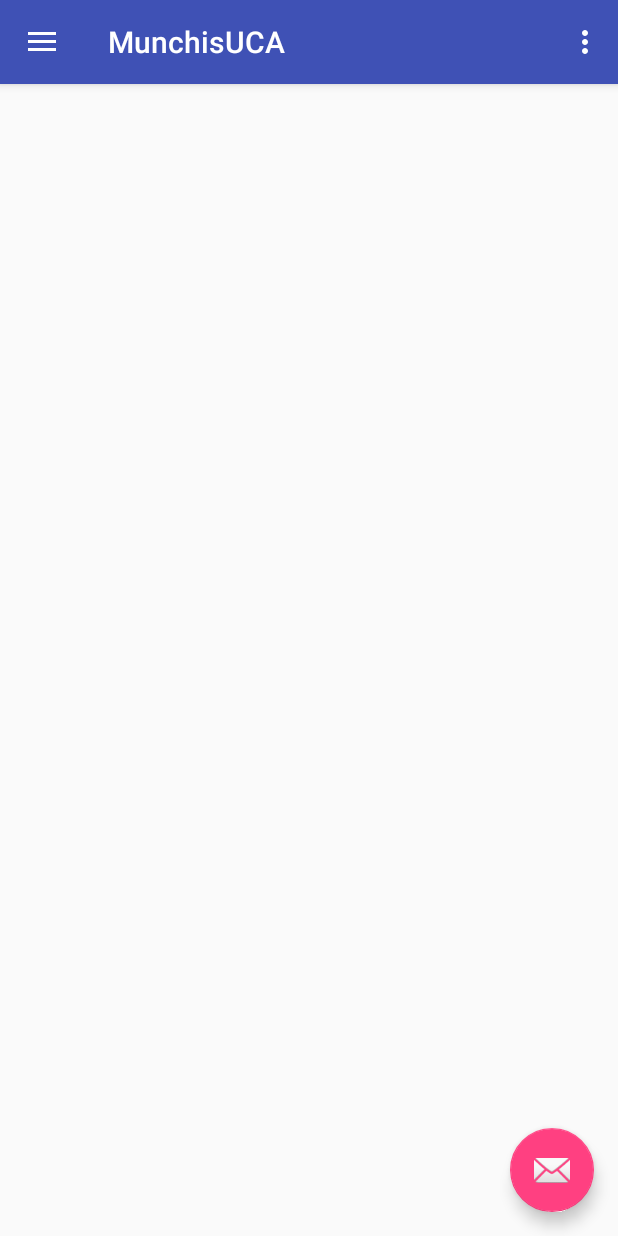
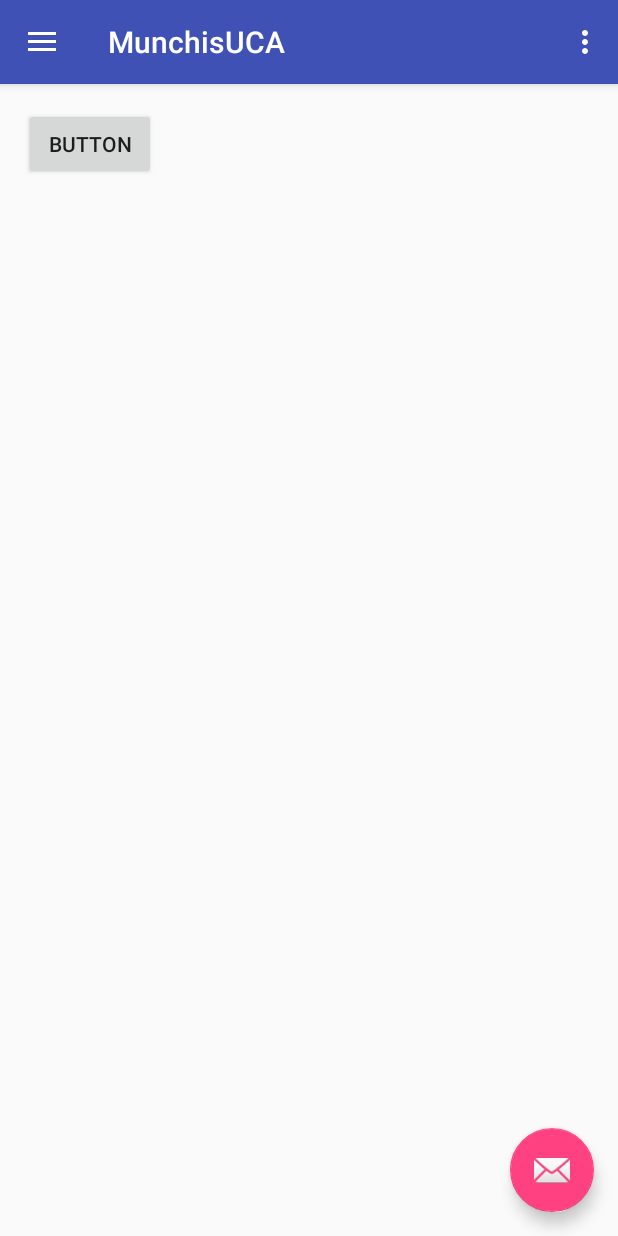
Before and after one commit to uca-isti/android-0204-2-20171C, an Android app: the screen it shows after launch (MainActivity), on a phone screen of 412 x 824 dp. Run offline under Robolectric (Android 15) with nearby library versions, the phone set to English and light mode, and no system bars.

```diff
--- a/android-0204-2-20171C/app/src/main/AndroidManifest.xml
+++ b/android-0204-2-20171C/app/src/main/AndroidManifest.xml
@@ -1,6 +1,8 @@
 <?xml version="1.0" encoding="utf-8"?>
 <manifest xmlns:android="http://schemas.android.com/apk/res/android"
     package="uca.apps.isi.munchisuca">
+
+    <uses-permission android:name="android.permission.INTERNET"/>
 
     <application
         android:allowBackup="true"
--- a/android-0204-2-20171C/app/src/main/java/uca/apps/isi/munchisuca/Api/Api.java
+++ b/android-0204-2-20171C/app/src/main/java/uca/apps/isi/munchisuca/Api/Api.java
@@ -14,7 +14,7 @@ public class Api {
         return URL + "/";
     }
 
-    public static ApiInterface instance(){
+    public static ApiInterface instance() {
         Retrofit retrofit = new Retrofit
                 .Builder()
                 .baseUrl(Api.getBase())
--- a/android-0204-2-20171C/app/src/main/java/uca/apps/isi/munchisuca/Api/ApiInterface.java
+++ b/android-0204-2-20171C/app/src/main/java/uca/apps/isi/munchisuca/Api/ApiInterface.java
@@ -2,9 +2,12 @@ package uca.apps.isi.munchisuca.Api;
 
 import java.util.List;
 
+import okhttp3.ResponseBody;
 import retrofit2.Call;
 import retrofit2.http.GET;
 import uca.apps.isi.munchisuca.models.ProfileModel;
+
+
 
 /**
  * Created by mcama on 19/4/2017.
--- a/android-0204-2-20171C/app/src/main/java/uca/apps/isi/munchisuca/MainActivity.java
+++ b/android-0204-2-20171C/app/src/main/java/uca/apps/isi/munchisuca/MainActivity.java
@@ -15,6 +15,8 @@ import android.support.v7.app.AppCompatActivity;
 import android.support.v7.widget.Toolbar;
 import android.view.Menu;
 import android.view.MenuItem;
+import android.widget.Button;
+import android.widget.TextView;
 
 import java.util.List;
 
@@ -36,6 +38,9 @@ public class MainActivity extends AppCompatActivity
         implements NavigationView.OnNavigationItemSelectedListener {
     private final static String TAG ="MainActivity";
 
+    private TextView textView;
+    private Button button;
+
     @Override
     protected void onCreate(Bundle savedInstanceState) {
         super.onCreate(savedInstanceState);
@@ -52,41 +57,6 @@ public class MainActivity extends AppCompatActivity
             }
         });
 
-        Retrofit retrofit = new Retrofit.Builder()
-                .baseUrl(Api.getBase())
-                .addConverterFactory(GsonConverterFactory.create())
-                .build();
-
-        ApiInterface apiInterface=retrofit.create(ApiInterface.class);
-
-        Call<List<ProfileModel>> call = Api.instance().getProfile();
-
-        call.enqueue(new Callback<List<ProfileModel>>() {
-            @Override
-            public void onResponse(Call<List<ProfileModel>> call, Response<List<ProfileModel>> response) {
-                if(response!=null)
-                {
-                    for(ProfileModel profileModel:response.body())
-                    {
-                        Log.i(TAG,profileModel.getEmail());
-                        Log.i(TAG,profileModel.getPassword());
-                        Log.i(TAG,profileModel.getName());
-                        Log.i(TAG, String.valueOf(profileModel.getId()));
-                        Log.i(TAG, String.valueOf(profileModel.getId()));
-                    }
-                }
-                else
-                {
-                    Log.i(TAG, "response es nulo");
-                }
-            }
-
-            @Override
-            public void onFailure(Call<List<ProfileModel>> call, Throwable t) {
-                Log.e(TAG, t.getMessage());
-
-            }
-        });
 
         DrawerLayout drawer = (DrawerLayout) findViewById(R.id.drawer_layout);
         ActionBarDrawerToggle toggle = new ActionBarDrawerToggle(
@@ -96,7 +66,46 @@ public class MainActivity extends AppCompatActivity
 
         NavigationView navigationView = (NavigationView) findViewById(R.id.nav_view);
         navigationView.setNavigationItemSelectedListener(this);
-    }
+
+
+        Retrofit retrofit = new Retrofit.Builder()
+                .baseUrl(Api.getBase())
+                .addConverterFactory(GsonConverterFactory.create())
+                .build();
+
+        ApiInterface apiInterface=retrofit.create(ApiInterface.class);
+
+        button = (Button) findViewById(R.id.button);
+        button.setOnClickListener(new View.OnClickListener(){
+
+            @Override
+            public void onClick(View view) {
+                Call<List<ProfileModel>> call = Api.instance().getProfile();
+                call.enqueue(new Callback<List<ProfileModel>>(){
+
+                    @Override
+                    public void onResponse(Call<List<ProfileModel>> call, Response<List<ProfileModel>> response) {
+                        if (response != null) {
+                            for (ProfileModel profileModel : response.body()) {
+                                Log.i(TAG, profileModel.getEmail());
+                                Log.i(TAG, profileModel.getPassword());
+                                Log.i(TAG, profileModel.getName());
+                                Log.i(TAG, String.valueOf(profileModel.getProfile_id()));
+                            }
+                        } else {
+                            Log.i(TAG, "response es nulo");
+                        }
+                    }
+                    @Override
+                    public void onFailure(Call<List<ProfileModel>> call, Throwable t) {
+                        t.printStackTrace();
+                        textView = (TextView) findViewById(R.id.textView);
+                        textView.setText(t.getMessage());
+                    }
+                });
+            }
+        });
+   }
 
     @Override
     public void onBackPressed() {
--- a/android-0204-2-20171C/app/src/main/res/layout/activity_main.xml
+++ b/android-0204-2-20171C/app/src/main/res/layout/activity_main.xml
@@ -22,4 +22,6 @@
         app:headerLayout="@layout/nav_header_main"
         app:menu="@menu/activity_main_drawer" />
 
+
+
 </android.support.v4.widget.DrawerLayout>
--- a/android-0204-2-20171C/app/src/main/res/layout/content_main.xml
+++ b/android-0204-2-20171C/app/src/main/res/layout/content_main.xml
@@ -16,5 +16,12 @@
     <FrameLayout
         android:id="@+id/flContent"
         android:layout_width="match_parent"
-        android:layout_height="match_parent" />
+        android:layout_height="match_parent" >
+
+        <Button
+            android:id="@+id/button"
+            android:layout_width="wrap_content"
+            android:layout_height="wrap_content"
+            android:text="Button" />
+    </FrameLayout>
 </RelativeLayout>
```
